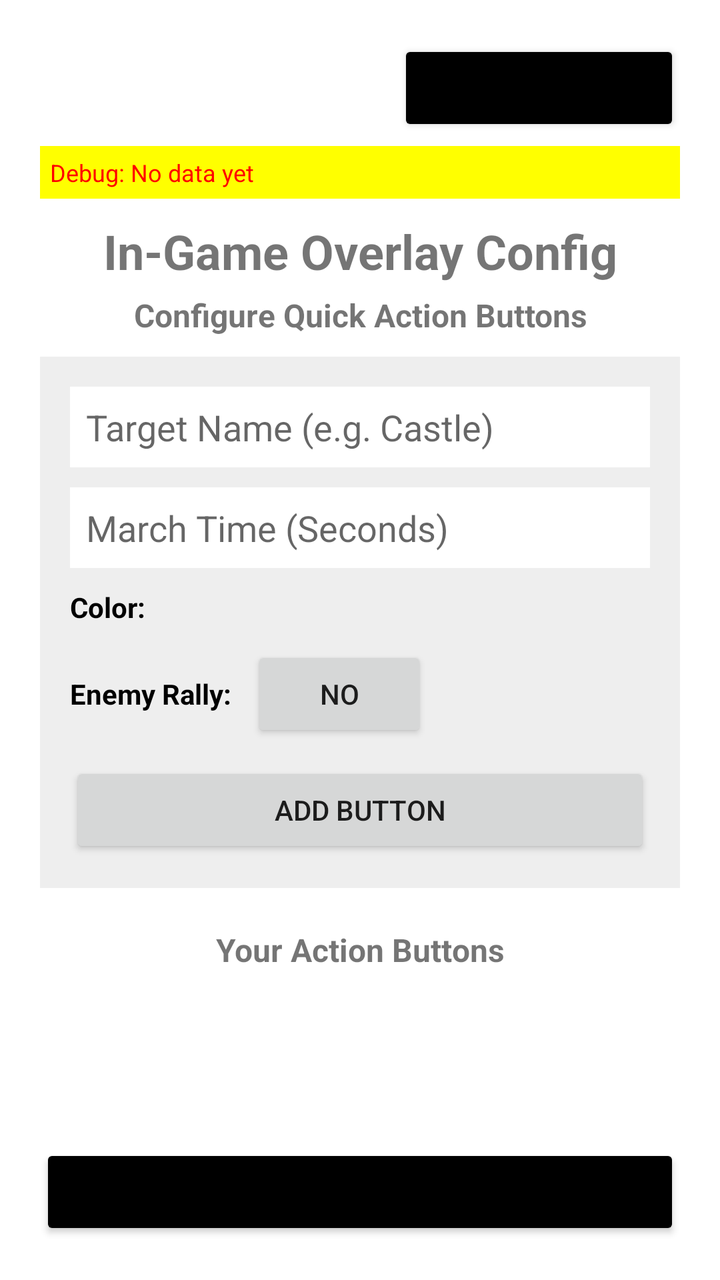
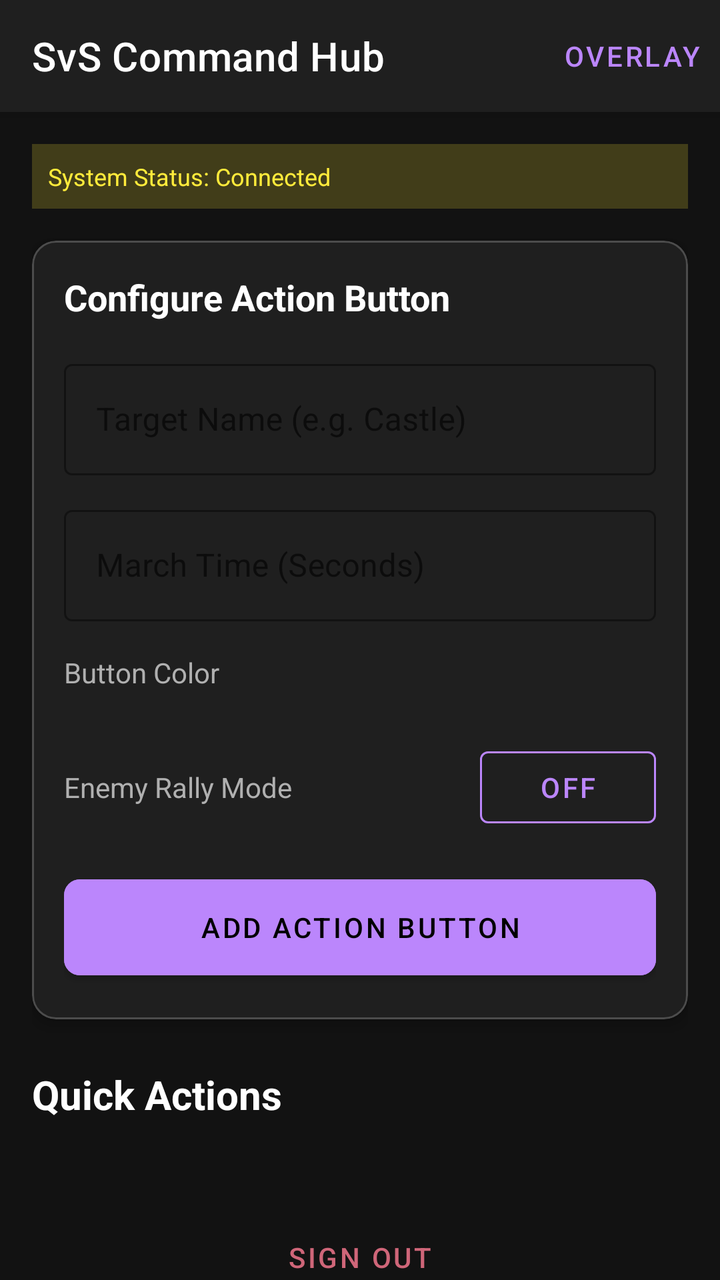

The first picture is an Android layout as it rendered before a commit; the second is the same layout after the commit. The layout source and the unified diff follow.
<!-- AndroidManifest.xml: application theme Theme.CompanionApp -->
<!-- res/layout/activity_dashboard.xml -->
<?xml version="1.0" encoding="utf-8"?>
<LinearLayout xmlns:android="http://schemas.android.com/apk/res/android"
    android:layout_width="match_parent"
    android:layout_height="match_parent"
    android:orientation="vertical"
    android:padding="20dp"
    android:layout_marginTop="20dp">


    <LinearLayout
        android:layout_width="match_parent"
        android:layout_height="wrap_content"
        android:orientation="horizontal"
        android:gravity="center_vertical|end"
        android:layout_marginBottom="5dp">
        <Button
            android:id="@+id/btnToggleOverlay"
            android:layout_width="wrap_content"
            android:layout_height="wrap_content"
            android:text="Toggle Overlay"
            android:backgroundTint="#000000" />
    </LinearLayout>

    <TextView
        android:id="@+id/tvDebugInfo"
        android:layout_width="match_parent"
        android:layout_height="wrap_content"
        android:text="Debug: No data yet"
        android:textColor="#FF0000"
        android:textSize="12sp"
        android:padding="5dp"
        android:background="#FFFF00"
        android:layout_marginBottom="10dp" />

    <TextView
        android:layout_width="match_parent"
        android:layout_height="wrap_content"
        android:text="In-Game Overlay Config"
        android:textSize="24sp"
        android:textStyle="bold"
        android:gravity="center"
        android:layout_marginBottom="5dp" />

    <TextView
        android:layout_width="match_parent"
        android:layout_height="wrap_content"
        android:text="Configure Quick Action Buttons"
        android:textSize="16sp"
        android:textStyle="bold"
        android:gravity="center"
        android:layout_marginBottom="10dp" />

    <LinearLayout
        android:layout_width="match_parent"
        android:layout_height="wrap_content"
        android:orientation="vertical"
        android:background="#EEEEEE"
        android:padding="15dp"
        android:layout_marginBottom="20dp">

        <EditText
            android:id="@+id/etTargetName"
            android:layout_width="match_parent"
            android:layout_height="wrap_content"
            android:hint="Target Name (e.g. Castle)"
            android:textColor="#000000"
            android:background="#FFFFFF"
            android:padding="8dp"
            android:layout_marginBottom="10dp" />

        <EditText
            android:id="@+id/etMarchTime"
            android:layout_width="match_parent"
            android:layout_height="wrap_content"
            android:hint="March Time (Seconds)"
            android:textColor="#000000"
            android:inputType="number"
            android:background="#FFFFFF"
            android:padding="8dp"
            android:layout_marginBottom="10dp" />

        <LinearLayout
            android:layout_width="match_parent"
            android:layout_height="wrap_content"
            android:orientation="horizontal"
            android:gravity="center_vertical"
            android:layout_marginBottom="10dp">

            <TextView
                android:layout_width="wrap_content"
                android:layout_height="wrap_content"
                android:text="Color:"
                android:textColor="#000000"
                android:textStyle="bold"
                android:layout_marginEnd="10dp" />

            <HorizontalScrollView
                android:layout_width="wrap_content"
                android:layout_height="wrap_content">
                <LinearLayout
                    android:id="@+id/llColorPicker"
                    android:layout_width="wrap_content"
                    android:layout_height="wrap_content"
                    android:orientation="horizontal" />
            </HorizontalScrollView>
        </LinearLayout>

        <LinearLayout
            android:layout_width="match_parent"
            android:layout_height="wrap_content"
            android:orientation="horizontal"
            android:gravity="center_vertical"
            android:layout_marginBottom="10dp">

            <TextView
                android:layout_width="wrap_content"
                android:layout_height="wrap_content"
                android:text="Enemy Rally:"
                android:textColor="#000000"
                android:textStyle="bold"
                android:layout_marginEnd="10dp" />

            <Button
                android:id="@+id/btnEnemyToggle"
                android:layout_width="wrap_content"
                android:layout_height="wrap_content"
                android:text="NO" />
        </LinearLayout>

        <LinearLayout
            android:id="@+id/llEnemyTeams"
            android:layout_width="match_parent"
            android:layout_height="wrap_content"
            android:orientation="vertical"
            android:layout_marginBottom="10dp"
            android:visibility="gone">

            <TextView
                android:layout_width="wrap_content"
                android:layout_height="wrap_content"
                android:text="Select Enemy Team:"
                android:textColor="#000000"
                android:textStyle="bold" />

            <HorizontalScrollView
                android:layout_width="match_parent"
                android:layout_height="wrap_content">
                <LinearLayout
                    android:id="@+id/llTeamList"
                    android:layout_width="wrap_content"
                    android:layout_height="wrap_content"
                    android:orientation="horizontal" />
            </HorizontalScrollView>
        </LinearLayout>

        <Button
            android:id="@+id/btnAddButton"
            android:layout_width="match_parent"
            android:layout_height="wrap_content"
            android:text="Add Button" />

    </LinearLayout>

    <TextView
        android:layout_width="match_parent"
        android:layout_height="wrap_content"
        android:text="Your Action Buttons"
        android:textSize="16sp"
        android:textStyle="bold"
        android:gravity="center"
        android:layout_marginBottom="10dp" />

    <ScrollView
        android:layout_width="match_parent"
        android:layout_height="0dp"
        android:layout_weight="1">
        <LinearLayout
            android:id="@+id/llActionButtonsList"
            android:layout_width="match_parent"
            android:layout_height="wrap_content"
            android:orientation="vertical" />
    </ScrollView>

    <Button
        android:id="@+id/btnLogout"
        android:layout_width="match_parent"
        android:layout_height="wrap_content"
        android:text="Logout"
        android:backgroundTint="#000000"
        android:layout_marginTop="20dp" />
</LinearLayout>
<!-- resources referenced by this layout -->
<resources>
  <style name="Theme.CompanionApp" parent="Base.Theme.CompanionApp" />
  <style name="Base.Theme.CompanionApp" parent="Theme.MaterialComponents.DayNight.NoActionBar">
          <item name="colorPrimary">#6200EE</item>
          <item name="colorPrimaryVariant">#3700B3</item>
          <item name="colorOnPrimary">#FFFFFF</item>
          <item name="colorSecondary">#03DAC5</item>
          <item name="colorSecondaryVariant">#018786</item>
          <item name="colorOnSecondary">#000000</item>
          <item name="android:statusBarColor" tools:targetApi="l">?attr/colorPrimaryVariant</item>
      </style>
</resources>

<!-- the commit's change to res/layout/activity_dashboard.xml (unified diff, before → after) -->
@@ -1,191 +1,223 @@
 <?xml version="1.0" encoding="utf-8"?>
-<LinearLayout xmlns:android="http://schemas.android.com/apk/res/android"
+<androidx.coordinatorlayout.widget.CoordinatorLayout xmlns:android="http://schemas.android.com/apk/res/android"
+    xmlns:app="http://schemas.android.com/apk/res-auto"
     android:layout_width="match_parent"
     android:layout_height="match_parent"
-    android:orientation="vertical"
-    android:padding="20dp"
-    android:layout_marginTop="20dp">
-
-
-    <LinearLayout
+    android:background="#121212">
+
+    <com.google.android.material.appbar.AppBarLayout
         android:layout_width="match_parent"
         android:layout_height="wrap_content"
-        android:orientation="horizontal"
-        android:gravity="center_vertical|end"
-        android:layout_marginBottom="5dp">
-        <Button
-            android:id="@+id/btnToggleOverlay"
-            android:layout_width="wrap_content"
-            android:layout_height="wrap_content"
-            android:text="Toggle Overlay"
-            android:backgroundTint="#000000" />
-    </LinearLayout>
-
-    <TextView
-        android:id="@+id/tvDebugInfo"
+        android:background="#1F1F1F">
+
+        <androidx.appcompat.widget.Toolbar
+            android:id="@+id/toolbar"
+            android:layout_width="match_parent"
+            android:layout_height="?attr/actionBarSize"
+            app:title="SvS Command Hub"
+            app:titleTextColor="#FFFFFF">
+
+            <Button
+                android:id="@+id/btnToggleOverlay"
+                style="@style/Widget.MaterialComponents.Button.TextButton"
+                android:layout_width="wrap_content"
+                android:layout_height="wrap_content"
+                android:layout_gravity="end"
+                android:text="Overlay"
+                android:textColor="#BB86FC" />
+        </androidx.appcompat.widget.Toolbar>
+    </com.google.android.material.appbar.AppBarLayout>
+
+    <androidx.core.widget.NestedScrollView
         android:layout_width="match_parent"
-        android:layout_height="wrap_content"
-        android:text="Debug: No data yet"
-        android:textColor="#FF0000"
-        android:textSize="12sp"
-        android:padding="5dp"
-        android:background="#FFFF00"
-        android:layout_marginBottom="10dp" />
-
-    <TextView
-        android:layout_width="match_parent"
-        android:layout_height="wrap_content"
-        android:text="In-Game Overlay Config"
-        android:textSize="24sp"
-        android:textStyle="bold"
-        android:gravity="center"
-        android:layout_marginBottom="5dp" />
-
-    <TextView
-        android:layout_width="match_parent"
-        android:layout_height="wrap_content"
-        android:text="Configure Quick Action Buttons"
-        android:textSize="16sp"
-        android:textStyle="bold"
-        android:gravity="center"
-        android:layout_marginBottom="10dp" />
-
-    <LinearLayout
-        android:layout_width="match_parent"
-        android:layout_height="wrap_content"
-        android:orientation="vertical"
-        android:background="#EEEEEE"
-        android:padding="15dp"
-        android:layout_marginBottom="20dp">
-
-        <EditText
-            android:id="@+id/etTargetName"
-            android:layout_width="match_parent"
-            android:layout_height="wrap_content"
-            android:hint="Target Name (e.g. Castle)"
-            android:textColor="#000000"
-            android:background="#FFFFFF"
-            android:padding="8dp"
-            android:layout_marginBottom="10dp" />
-
-        <EditText
-            android:id="@+id/etMarchTime"
-            android:layout_width="match_parent"
-            android:layout_height="wrap_content"
-            android:hint="March Time (Seconds)"
-            android:textColor="#000000"
-            android:inputType="number"
-            android:background="#FFFFFF"
-            android:padding="8dp"
-            android:layout_marginBottom="10dp" />
+        android:layout_height="match_parent"
+        app:layout_behavior="@string/appbar_scrolling_view_behavior">
 
         <LinearLayout
             android:layout_width="match_parent"
             android:layout_height="wrap_content"
-            android:orientation="horizontal"
-            android:gravity="center_vertical"
-            android:layout_marginBottom="10dp">
+            android:orientation="vertical"
+            android:padding="16dp">
 
             <TextView
-                android:layout_width="wrap_content"
-                android:layout_height="wrap_content"
-                android:text="Color:"
-                android:textColor="#000000"
+                android:id="@+id/tvDebugInfo"
+                android:layout_width="match_parent"
+                android:layout_height="wrap_content"
+                android:background="#33FFEB3B"
+                android:padding="8dp"
+                android:text="System Status: Connected"
+                android:textColor="#FFEB3B"
+                android:textSize="12sp"
+                android:layout_marginBottom="16dp" />
+
+            
+            <com.google.android.material.card.MaterialCardView
+                android:layout_width="match_parent"
+                android:layout_height="wrap_content"
+                android:layout_marginBottom="24dp"
+                app:cardBackgroundColor="#1F1F1F"
+                app:cardCornerRadius="12dp"
+                app:cardElevation="4dp"
+                app:strokeColor="#33FFFFFF"
+                app:strokeWidth="1dp">
+
+                <LinearLayout
+                    android:layout_width="match_parent"
+                    android:layout_height="wrap_content"
+                    android:orientation="vertical"
+                    android:padding="16dp">
+
+                    <TextView
+                        android:layout_width="wrap_content"
+                        android:layout_height="wrap_content"
+                        android:text="Configure Action Button"
+                        android:textColor="#FFFFFF"
+                        android:textSize="18sp"
+                        android:textStyle="bold"
+                        android:layout_marginBottom="16dp" />
+
+                    <com.google.android.material.textfield.TextInputLayout
+                        style="@style/Widget.MaterialComponents.TextInputLayout.OutlinedBox"
+                        android:layout_width="match_parent"
+                        android:layout_height="wrap_content"
+                        android:layout_marginBottom="12dp"
+                        android:hint="Target Name (e.g. Castle)"
+                        app:hintTextColor="#BB86FC"
+                        app:boxStrokeColor="#BB86FC">
+
+                        <com.google.android.material.textfield.TextInputEditText
+                            android:id="@+id/etTargetName"
+                            android:layout_width="match_parent"
+                            android:layout_height="wrap_content"
+                            android:textColor="#FFFFFF" />
+                    </com.google.android.material.textfield.TextInputLayout>
+
+                    <com.google.android.material.textfield.TextInputLayout
+                        style="@style/Widget.MaterialComponents.TextInputLayout.OutlinedBox"
+                        android:layout_width="match_parent"
+                        android:layout_height="wrap_content"
+                        android:layout_marginBottom="16dp"
+                        android:hint="March Time (Seconds)"
+                        app:hintTextColor="#BB86FC"
+                        app:boxStrokeColor="#BB86FC">
+
+                        <com.google.android.material.textfield.TextInputEditText
+                            android:id="@+id/etMarchTime"
+                            android:layout_width="match_parent"
+                            android:layout_height="wrap_content"
+                            android:inputType="number"
+                            android:textColor="#FFFFFF" />
+                    </com.google.android.material.textfield.TextInputLayout>
+
+                    <TextView
+                        android:layout_width="wrap_content"
+                        android:layout_height="wrap_content"
+                        android:text="Button Color"
+                        android:textColor="#B0B0B0"
+                        android:textSize="14sp"
+                        android:layout_marginBottom="8dp" />
+
+                    <HorizontalScrollView
+                        android:layout_width="match_parent"
+                        android:layout_height="wrap_content"
+                        android:layout_marginBottom="16dp"
+                        android:scrollbars="none">
+                        <LinearLayout
+                            android:id="@+id/llColorPicker"
+                            android:layout_width="wrap_content"
+                            android:layout_height="wrap_content"
+                            android:orientation="horizontal" />
+                    </HorizontalScrollView>
+
+                    <LinearLayout
+                        android:layout_width="match_parent"
+                        android:layout_height="wrap_content"
+                        android:orientation="horizontal"
+                        android:gravity="center_vertical"
+                        android:layout_marginBottom="16dp">
+
+                        <TextView
+                            android:layout_width="0dp"
+                            android:layout_weight="1"
+                            android:layout_height="wrap_content"
+                            android:text="Enemy Rally Mode"
+                            android:textColor="#B0B0B0" />
+
+                        <com.google.android.material.button.MaterialButton
+                            android:id="@+id/btnEnemyToggle"
+                            style="@style/Widget.MaterialComponents.Button.OutlinedButton"
+                            android:layout_width="wrap_content"
+                            android:layout_height="wrap_content"
+                            android:text="OFF"
+                            app:strokeColor="#BB86FC"
+                            android:textColor="#BB86FC" />
+                    </LinearLayout>
+
+                    <LinearLayout
+                        android:id="@+id/llEnemyTeams"
+                        android:layout_width="match_parent"
+                        android:layout_height="wrap_content"
+                        android:orientation="vertical"
+                        android:layout_marginBottom="16dp"
+                        android:visibility="gone">
+
+                        <TextView
+                            android:layout_width="wrap_content"
+                            android:layout_height="wrap_content"
+                            android:text="Select Enemy Team"
+                            android:textColor="#B0B0B0"
+                            android:layout_marginBottom="8dp" />
+
+                        <HorizontalScrollView
+                            android:layout_width="match_parent"
+                            android:layout_height="wrap_content"
+                            android:scrollbars="none">
+                            <LinearLayout
+                                android:id="@+id/llTeamList"
+                                android:layout_width="wrap_content"
+                                android:layout_height="wrap_content"
+                                android:orientation="horizontal" />
+                        </HorizontalScrollView>
+                    </LinearLayout>
+
+                    <com.google.android.material.button.MaterialButton
+                        android:id="@+id/btnAddButton"
+                        android:layout_width="match_parent"
+                        android:layout_height="60dp"
+                        android:text="Add Action Button"
+                        app:cornerRadius="8dp"
+                        android:backgroundTint="#BB86FC"
+                        android:textColor="#000000" />
+
+                </LinearLayout>
+            </com.google.android.material.card.MaterialCardView>
+
+            
+            <TextView
+                android:layout_width="match_parent"
+                android:layout_height="wrap_content"
+                android:text="Quick Actions"
+                android:textColor="#FFFFFF"
+                android:textSize="20sp"
                 android:textStyle="bold"
-                android:layout_marginEnd="10dp" />
-
-            <HorizontalScrollView
-                android:layout_width="wrap_content"
-                android:layout_height="wrap_content">
-                <LinearLayout
-                    android:id="@+id/llColorPicker"
-                    android:layout_width="wrap_content"
-                    android:layout_height="wrap_content"
-                    android:orientation="horizontal" />
-            </HorizontalScrollView>
+                android:layout_marginBottom="12dp" />
+
+            <LinearLayout
+                android:id="@+id/llActionButtonsList"
+                android:layout_width="match_parent"
+                android:layout_height="wrap_content"
+                android:orientation="vertical" />
+
+            <com.google.android.material.button.MaterialButton
+                android:id="@+id/btnLogout"
+                style="@style/Widget.MaterialComponents.Button.TextButton"
+                android:layout_width="match_parent"
+                android:layout_height="wrap_content"
+                android:text="Sign Out"
+                android:textColor="#CF6679"
+                android:layout_marginTop="32dp" />
+
         </LinearLayout>
-
-        <LinearLayout
-            android:layout_width="match_parent"
-            android:layout_height="wrap_content"
-            android:orientation="horizontal"
-            android:gravity="center_vertical"
-            android:layout_marginBottom="10dp">
-
-            <TextView
-                android:layout_width="wrap_content"
-                android:layout_height="wrap_content"
-                android:text="Enemy Rally:"
-                android:textColor="#000000"
-                android:textStyle="bold"
-                android:layout_marginEnd="10dp" />
-
-            <Button
-                android:id="@+id/btnEnemyToggle"
-                android:layout_width="wrap_content"
-                android:layout_height="wrap_content"
-                android:text="NO" />
-        </LinearLayout>
-
-        <LinearLayout
-            android:id="@+id/llEnemyTeams"
-            android:layout_width="match_parent"
-            android:layout_height="wrap_content"
-            android:orientation="vertical"
-            android:layout_marginBottom="10dp"
-            android:visibility="gone">
-
-            <TextView
-                android:layout_width="wrap_content"
-                android:layout_height="wrap_content"
-                android:text="Select Enemy Team:"
-                android:textColor="#000000"
-                android:textStyle="bold" />
-
-            <HorizontalScrollView
-                android:layout_width="match_parent"
-                android:layout_height="wrap_content">
-                <LinearLayout
-                    android:id="@+id/llTeamList"
-                    android:layout_width="wrap_content"
-                    android:layout_height="wrap_content"
-                    android:orientation="horizontal" />
-            </HorizontalScrollView>
-        </LinearLayout>
-
-        <Button
-            android:id="@+id/btnAddButton"
-            android:layout_width="match_parent"
-            android:layout_height="wrap_content"
-            android:text="Add Button" />
-
-    </LinearLayout>
-
-    <TextView
-        android:layout_width="match_parent"
-        android:layout_height="wrap_content"
-        android:text="Your Action Buttons"
-        android:textSize="16sp"
-        android:textStyle="bold"
-        android:gravity="center"
-        android:layout_marginBottom="10dp" />
-
-    <ScrollView
-        android:layout_width="match_parent"
-        android:layout_height="0dp"
-        android:layout_weight="1">
-        <LinearLayout
-            android:id="@+id/llActionButtonsList"
-            android:layout_width="match_parent"
-            android:layout_height="wrap_content"
-            android:orientation="vertical" />
-    </ScrollView>
-
-    <Button
-        android:id="@+id/btnLogout"
-        android:layout_width="match_parent"
-        android:layout_height="wrap_content"
-        android:text="Logout"
-        android:backgroundTint="#000000"
-        android:layout_marginTop="20dp" />
-</LinearLayout>
+    </androidx.core.widget.NestedScrollView>
+
+</androidx.coordinatorlayout.widget.CoordinatorLayout>
